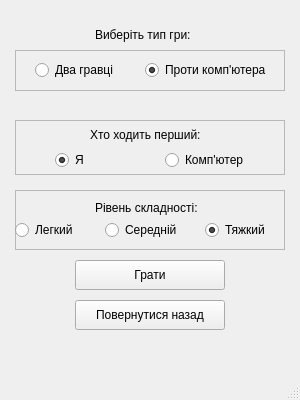
First picture: the form in Lab6/presettingwindow.ui, repository x-FIREFOUR-x/AlgoLab6, before the edit.
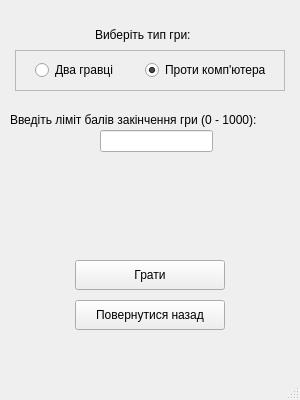
Second picture: the form after the edit.

Commit message: add InputLine PresettingWindow and put gameboard

The edit to the form file:
```diff
--- a/Lab6/presettingwindow.ui
+++ b/Lab6/presettingwindow.ui
@@ -98,140 +98,28 @@
      <string>Повернутися назад</string>
     </property>
    </widget>
-   <widget class="QFrame" name="frameWhoFirst">
+   <widget class="QLineEdit" name="Score">
     <property name="geometry">
      <rect>
-      <x>15</x>
-      <y>120</y>
-      <width>270</width>
-      <height>55</height>
+      <x>100</x>
+      <y>130</y>
+      <width>113</width>
+      <height>22</height>
      </rect>
     </property>
-    <property name="frameShape">
-     <enum>QFrame::StyledPanel</enum>
-    </property>
-    <property name="frameShadow">
-     <enum>QFrame::Raised</enum>
-    </property>
-    <widget class="QLabel" name="label_2">
-     <property name="geometry">
-      <rect>
-       <x>75</x>
-       <y>5</y>
-       <width>120</width>
-       <height>20</height>
-      </rect>
-     </property>
-     <property name="text">
-      <string>Хто ходить перший:</string>
-     </property>
-    </widget>
-    <widget class="QRadioButton" name="radioButtonPlayerFirst">
-     <property name="geometry">
-      <rect>
-       <x>40</x>
-       <y>30</y>
-       <width>51</width>
-       <height>20</height>
-      </rect>
-     </property>
-     <property name="text">
-      <string>Я</string>
-     </property>
-     <property name="checked">
-      <bool>true</bool>
-     </property>
-    </widget>
-    <widget class="QRadioButton" name="radioButtonPCFirst">
-     <property name="geometry">
-      <rect>
-       <x>150</x>
-       <y>30</y>
-       <width>95</width>
-       <height>20</height>
-      </rect>
-     </property>
-     <property name="text">
-      <string>Комп'ютер</string>
-     </property>
-     <property name="checked">
-      <bool>false</bool>
-     </property>
-    </widget>
    </widget>
-   <widget class="QFrame" name="frameDifficulty">
+   <widget class="QLabel" name="label_2">
     <property name="geometry">
      <rect>
-      <x>15</x>
-      <y>190</y>
-      <width>270</width>
-      <height>60</height>
+      <x>10</x>
+      <y>110</y>
+      <width>271</width>
+      <height>20</height>
      </rect>
     </property>
-    <property name="frameShape">
-     <enum>QFrame::StyledPanel</enum>
+    <property name="text">
+     <string>Введіть ліміт балів закінчення гри (0 - 1000):</string>
     </property>
-    <property name="frameShadow">
-     <enum>QFrame::Raised</enum>
-    </property>
-    <widget class="QLabel" name="label_3">
-     <property name="geometry">
-      <rect>
-       <x>80</x>
-       <y>10</y>
-       <width>110</width>
-       <height>16</height>
-      </rect>
-     </property>
-     <property name="text">
-      <string>Рівень складності:</string>
-     </property>
-    </widget>
-    <widget class="QRadioButton" name="radioButtonEazy">
-     <property name="geometry">
-      <rect>
-       <x>0</x>
-       <y>30</y>
-       <width>71</width>
-       <height>20</height>
-      </rect>
-     </property>
-     <property name="text">
-      <string>Легкий</string>
-     </property>
-    </widget>
-    <widget class="QRadioButton" name="radioButtonMiddle">
-     <property name="geometry">
-      <rect>
-       <x>90</x>
-       <y>30</y>
-       <width>81</width>
-       <height>20</height>
-      </rect>
-     </property>
-     <property name="text">
-      <string>Середній</string>
-     </property>
-     <property name="checked">
-      <bool>false</bool>
-     </property>
-    </widget>
-    <widget class="QRadioButton" name="radioButtonHard">
-     <property name="geometry">
-      <rect>
-       <x>190</x>
-       <y>30</y>
-       <width>71</width>
-       <height>20</height>
-      </rect>
-     </property>
-     <property name="text">
-      <string>Тяжкий</string>
-     </property>
-     <property name="checked">
-      <bool>true</bool>
-     </property>
-    </widget>
    </widget>
   </widget>
   <widget class="QMenuBar" name="menubar">
```
The commit also changes 7 other files.
